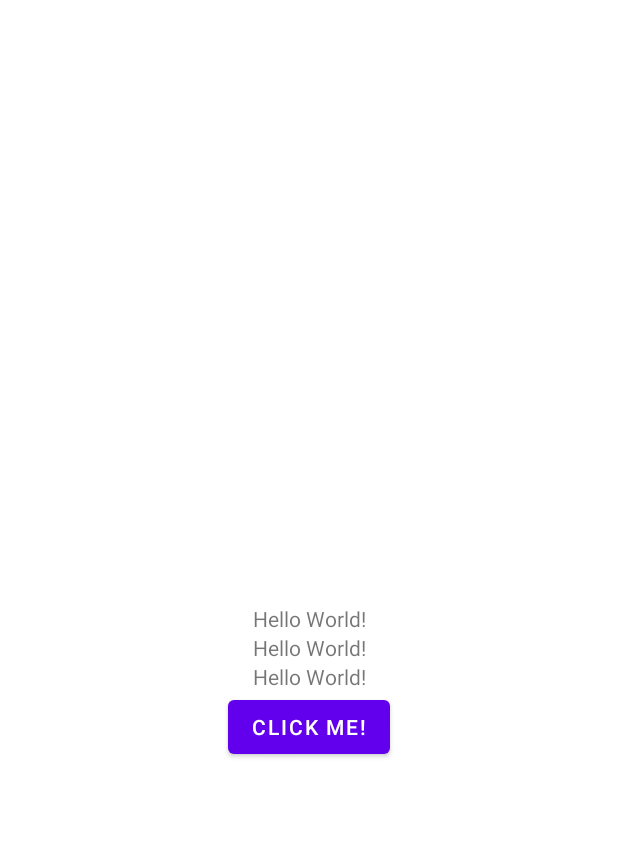
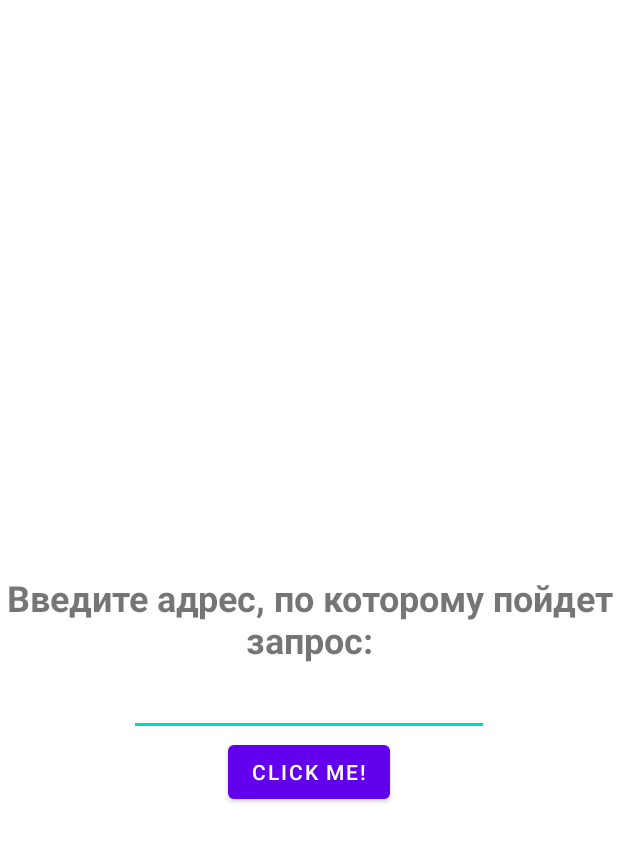
Before and after one commit to TeeeMur/bmstu-software-dev, an Android app: the layout activity_main.xml on its own in the app's theme, with its tools: preview values and no code run, on a phone screen of 412 x 824 dp. Shown: the top 842 px of the screen. Run offline under Robolectric (Android 15) with nearby library versions, the light colour scheme and no system bars.

Commit message:
lab_4 pre-pass
Signed-off-by: teemur <timurs.kzn@gmail.com>

```diff
--- a/app/build.gradle.kts
+++ b/app/build.gradle.kts
@@ -21,6 +21,7 @@ android {
         }
         ndk {
             abiFilters += "arm64-v8a"
+            abiFilters += "x86_64"
         }
     }
 
@@ -53,8 +54,9 @@ dependencies {
     implementation(libs.appcompat)
     implementation(libs.material)
     implementation(libs.constraintlayout)
+    implementation(libs.activity)
     implementation(libs.commons.codec)
-    implementation(libs.activity)
+    implementation(libs.commons.io)
     testImplementation(libs.junit)
     androidTestImplementation(libs.ext.junit)
     androidTestImplementation(libs.espresso.core)
--- a/app/src/main/AndroidManifest.xml
+++ b/app/src/main/AndroidManifest.xml
@@ -1,7 +1,7 @@
 <?xml version="1.0" encoding="utf-8"?>
 <manifest xmlns:android="http://schemas.android.com/apk/res/android"
     xmlns:tools="http://schemas.android.com/tools">
-
+    <uses-permission android:name="android.permission.INTERNET" />
     <application
         android:allowBackup="true"
         android:dataExtractionRules="@xml/data_extraction_rules"
@@ -11,6 +11,7 @@
         android:roundIcon="@mipmap/ic_launcher_round"
         android:supportsRtl="true"
         android:theme="@style/Theme.Fclient"
+        android:usesCleartextTraffic="true"
         tools:targetApi="31">
         <activity
             android:name=".PinpadActivity"
@@ -25,5 +26,4 @@
             </intent-filter>
         </activity>
     </application>
-
 </manifest>
--- a/app/src/main/res/layout/activity_main.xml
+++ b/app/src/main/res/layout/activity_main.xml
@@ -10,48 +10,36 @@
         android:id="@+id/sample_text"
         android:layout_width="wrap_content"
         android:layout_height="wrap_content"
-        android:text="Hello World!"
+        android:text="@string/main_get_addr_str"
+        android:textSize="24sp"
+        android:textAlignment="center"
+        android:textStyle="bold"
+        android:labelFor="@+id/input_address"
         app:layout_constraintBottom_toBottomOf="parent"
         app:layout_constraintEnd_toEndOf="parent"
         app:layout_constraintStart_toStartOf="parent"
         app:layout_constraintTop_toTopOf="parent" />
 
-    <TextView
-        android:id="@+id/sample_text2"
-        android:layout_width="wrap_content"
-        android:layout_height="wrap_content"
-        android:text="Hello World!"
-        app:layout_constraintBottom_toBottomOf="parent"
+    <EditText
+        android:id="@+id/input_address"
+        android:layout_width="240dp"
+        android:layout_height="48dp"
+        android:autofillHints="host address"
+        android:inputType="text"
+        app:layout_constraintStart_toStartOf="parent"
         app:layout_constraintEnd_toEndOf="parent"
-        app:layout_constraintStart_toStartOf="parent"
-        app:layout_constraintTop_toBottomOf="@id/sample_text"
-        app:layout_constraintVertical_bias="0.0"
-        android:maxWidth="250dp"
-        android:ellipsize="end"/>
-
-    <TextView
-        android:id="@+id/sample_text3"
-        android:layout_width="wrap_content"
-        android:layout_height="wrap_content"
-        android:text="Hello World!"
-        app:layout_constraintBottom_toBottomOf="parent"
-        app:layout_constraintEnd_toEndOf="parent"
-        app:layout_constraintStart_toStartOf="parent"
-        app:layout_constraintTop_toBottomOf="@id/sample_text2"
-        app:layout_constraintVertical_bias="0.0"
-        android:maxWidth="400dp"
-        android:ellipsize="end"/>
+        app:layout_constraintTop_toBottomOf="@id/sample_text" />
 
     <Button
+        android:id="@+id/click_me"
         android:layout_height="wrap_content"
         android:layout_width="wrap_content"
         android:text="@string/click_me"
         android:onClick="onButtonClick"
         app:layout_constraintStart_toStartOf="parent"
         app:layout_constraintEnd_toEndOf="parent"
-        app:layout_constraintTop_toBottomOf="@id/sample_text3"
+        app:layout_constraintTop_toBottomOf="@id/input_address"
         app:layout_constraintVertical_bias="0.0"
         />
 
-
 </androidx.constraintlayout.widget.ConstraintLayout>
--- a/app/src/main/res/values/strings.xml
+++ b/app/src/main/res/values/strings.xml
@@ -2,4 +2,5 @@
     <string name="app_name">Fclient</string>
     <string name="click_me">Click me!</string>
     <string name="insert_pin_str">Введите ПИН-код</string>
+    <string name="main_get_addr_str">Введите адрес, по которому пойдет запрос:</string>
 </resources>
--- a/gradle/libs.versions.toml
+++ b/gradle/libs.versions.toml
@@ -1,6 +1,7 @@
 [versions]
 agp = "8.9.0"
 commonsCodec = "1.15"
+commonsIo = "1.3.2"
 junit = "4.13.2"
 junitVersion = "1.2.1"
 espressoCore = "3.6.1"
@@ -11,6 +12,7 @@ activity = "1.8.0"
 
 [libraries]
 commons-codec = { module = "commons-codec:commons-codec", version.ref = "commonsCodec" }
+commons-io = { module = "org.apache.commons:commons-io", version.ref = "commonsIo" }
 junit = { group = "junit", name = "junit", version.ref = "junit" }
 ext-junit = { group = "androidx.test.ext", name = "junit", version.ref = "junitVersion" }
 espresso-core = { group = "androidx.test.espresso", name = "espresso-core", version.ref = "espressoCore" }
```
Also changed, not shown: app/src/main/java/com/example/fclient/MainActivity.java (+36 -23 lines), 1 other file.
